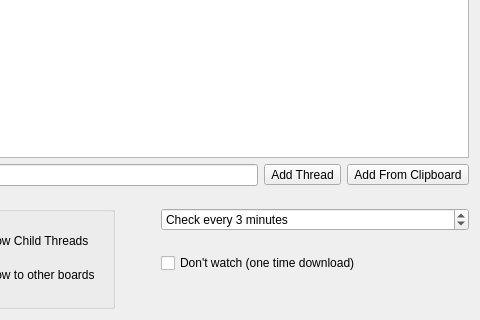
Above: basc_archiver/gui/mainwindow.ui from Python3pkg/BASC-Archiver before the change; both pictures show x 283 to 763 and y 148 to 468 of the 763 by 468 pixel window. Below: the same form after it.
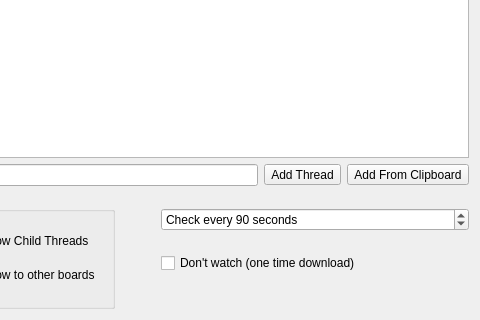
That is the form after the change.

Commit message: Change name and function of 'Check every X minutes' box to seconds

```diff
--- a/basc_archiver/gui/mainwindow.ui
+++ b/basc_archiver/gui/mainwindow.ui
@@ -124,13 +124,16 @@
            </sizepolicy>
           </property>
           <property name="suffix">
-           <string> minutes</string>
+           <string> seconds</string>
           </property>
           <property name="prefix">
            <string>Check every </string>
           </property>
+          <property name="maximum">
+           <number>999999</number>
+          </property>
           <property name="value">
-           <number>3</number>
+           <number>90</number>
           </property>
          </widget>
         </item>
```
Left out of the diff: 2 changed lines with no effect on the pictures. The commit also changes 2 other files.
